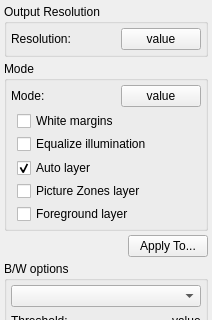
First picture: the form in src/core/filters/output/ui/OutputOptionsWidget.ui, repository ImageProcessing-ElectronicPublications/scantailor-deviant, before the edit; both pictures show x 0 to 212 and y 0 to 320 of the 212 by 692 pixel window.
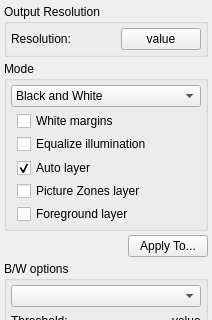
Second picture: the form after the edit. Icons and pictures are not drawn.

Commit message: Replace mode button by combobox in output stage UI

Patch:
```diff
--- a/src/core/filters/output/ui/OutputOptionsWidget.ui
+++ b/src/core/filters/output/ui/OutputOptionsWidget.ui
@@ -178,41 +178,23 @@
           <number>4</number>
          </property>
          <item>
-          <layout class="QHBoxLayout" name="horizontalLayout_3">
+          <widget class="QComboBox" name="modeSelector">
            <item>
-            <widget class="QLabel" name="modeLabel">
-             <property name="font">
-              <font>
-               <weight>50</weight>
-               <bold>false</bold>
-              </font>
-             </property>
-             <property name="text">
-              <string>Mode:</string>
-             </property>
-            </widget>
+            <property name="text">
+             <string>Black and White</string>
+            </property>
            </item>
            <item>
-            <spacer name="horizontalSpacer_10">
-             <property name="orientation">
-              <enum>Qt::Horizontal</enum>
-             </property>
-             <property name="sizeHint" stdset="0">
-              <size>
-               <width>4</width>
-               <height>20</height>
-              </size>
-             </property>
-            </spacer>
+            <property name="text">
+             <string>Color / Grayscale</string>
+            </property>
            </item>
            <item>
-            <widget class="QPushButton" name="modeValue">
-             <property name="text">
-              <string>value</string>
-             </property>
-            </widget>
+            <property name="text">
+             <string>Mixed</string>
+            </property>
            </item>
-          </layout>
+          </widget>
          </item>
          <item>
           <widget class="QWidget" name="illuminationPanel" native="true">
```
Left out of the diff: 16 changed lines with no effect on the pictures. The commit also changes 4 other files.
